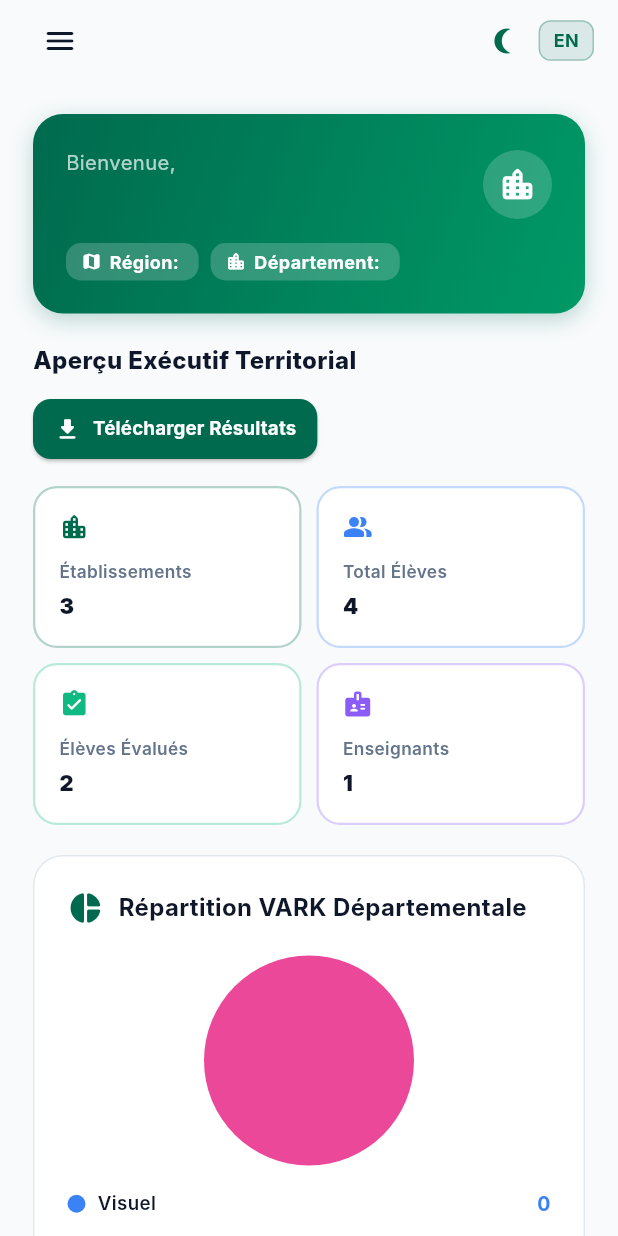
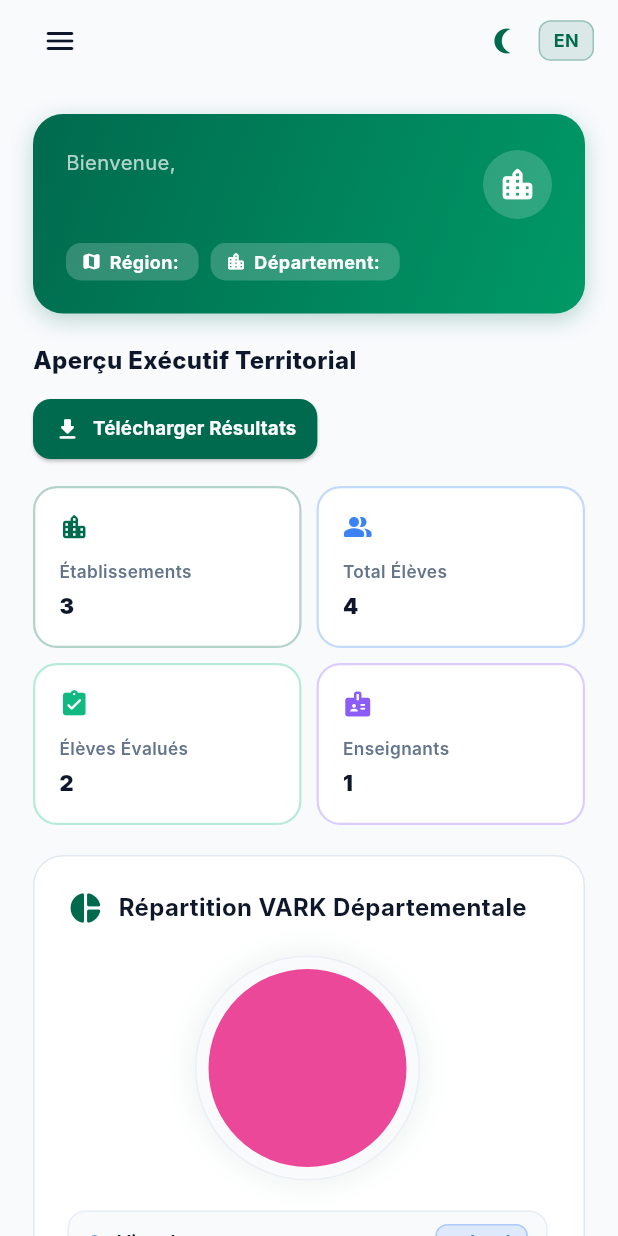
Before and after one commit to eyongtheresia20-ctrl/FYP, a Flutter app: the DelegateDashboard screen opened directly with empty values, on a phone screen of 412 x 824 dp. Run offline on Flutter 3.47's test engine with Material 3 defaults, Android fonts, the phone set to English and light mode, and no system bars; our stand-ins replace pdf, printing, shared_preferences; accounts and stored records are empty; network calls fail; Roboto replaces fonts that are missing (Inter).

Commit message:
style: redesign VARK pie chart breakdown layout with compact pill tiles beside chart

```diff
--- a/lib/views/dashboards/delegate_dashboard.dart
+++ b/lib/views/dashboards/delegate_dashboard.dart
@@ -1246,26 +1246,48 @@ class _DelegateDashboardState extends State<DelegateDashboard> {
                                    ),
                                    const SizedBox(height: 20),
                                    Wrap(
-                                     alignment: WrapAlignment.spaceAround,
+                                     alignment: WrapAlignment.center,
                                      crossAxisAlignment: WrapCrossAlignment.center,
-                                     spacing: 20,
-                                     runSpacing: 16,
+                                     spacing: 28,
+                                     runSpacing: 20,
                                      children: [
-                                       SizedBox(
-                                         width: 140, height: 140,
-                                         child: CustomPaint(painter: _VarkPieChartPainter(visual: visSt, auditory: audSt, kinesthetic: kinesSt, readWrite: rwSt)),
+                                       Container(
+                                         width: 150,
+                                         height: 150,
+                                         padding: const EdgeInsets.all(8),
+                                         decoration: BoxDecoration(
+                                           color: _bg,
+                                           shape: BoxShape.circle,
+                                           border: Border.all(color: _border.withValues(alpha: 0.6)),
+                                           boxShadow: [
+                                             BoxShadow(
+                                               color: _green.withValues(alpha: 0.08),
+                                               blurRadius: 16,
+                                               spreadRadius: 2,
+                                             ),
+                                           ],
+                                         ),
+                                         child: CustomPaint(
+                                           painter: _VarkPieChartPainter(
+                                             visual: visSt,
+                                             auditory: audSt,
+                                             kinesthetic: kinesSt,
+                                             readWrite: rwSt,
+                                           ),
+                                         ),
                                        ),
-                                       Column(
-                                         crossAxisAlignment: CrossAxisAlignment.start,
-                                         children: [
-                                           _pieLegendItem(_isEn ? 'Visual Learner' : 'Visuel', visSt, const Color(0xFF3B82F6)),
-                                           const SizedBox(height: 10),
-                                           _pieLegendItem(_isEn ? 'Auditory Learner' : 'Auditif', audSt, const Color(0xFFEC4899)),
-                                           const SizedBox(height: 10),
-                                           _pieLegendItem(_isEn ? 'Kinesthetic Learner' : 'Kinesthésique', kinesSt, const Color(0xFF10B981)),
-                                           const SizedBox(height: 10),
-                                           _pieLegendItem(_isEn ? 'Read/Write Learner' : 'Lecture/Écriture', rwSt, const Color(0xFFF59E0B)),
-                                         ],
+                                       ConstrainedBox(
+                                         constraints: const BoxConstraints(maxWidth: 320),
+                                         child: Column(
+                                           crossAxisAlignment: CrossAxisAlignment.start,
+                                           mainAxisSize: MainAxisSize.min,
+                                           children: [
+                                             _pieLegendItem(_isEn ? 'Visual Learner' : 'Visuel', visSt, assessed, const Color(0xFF3B82F6)),
+                                             _pieLegendItem(_isEn ? 'Auditory Learner' : 'Auditif', audSt, assessed, const Color(0xFFEC4899)),
+                                             _pieLegendItem(_isEn ? 'Kinesthetic Learner' : 'Kinesthésique', kinesSt, assessed, const Color(0xFF10B981)),
+                                             _pieLegendItem(_isEn ? 'Read/Write Learner' : 'Lecture/Écriture', rwSt, assessed, const Color(0xFFF59E0B)),
+                                           ],
+                                         ),
                                        ),
                                      ],
                                    ),
@@ -1671,14 +1693,46 @@ class _DelegateDashboardState extends State<DelegateDashboard> {
     );
   }
 
-  Widget _pieLegendItem(String label, int count, Color color) {
-    return Row(
-      children: [
-        Container(width: 12, height: 12, decoration: BoxDecoration(color: color, shape: BoxShape.circle)),
-        const SizedBox(width: 8),
-        Expanded(child: Text(label, style: TextStyle(color: _text, fontSize: 12.5, fontWeight: FontWeight.w600))),
-        Text('$count', style: TextStyle(color: color, fontSize: 13, fontWeight: FontWeight.bold)),
-      ],
+  Widget _pieLegendItem(String label, int count, int total, Color color) {
+    final int pct = total > 0 ? ((count / total) * 100).round() : 0;
+    return Container(
+      margin: const EdgeInsets.only(bottom: 8),
+      padding: const EdgeInsets.symmetric(horizontal: 12, vertical: 8),
+      decoration: BoxDecoration(
+        color: _bg,
+        borderRadius: BorderRadius.circular(12),
+        border: Border.all(color: _border.withValues(alpha: 0.7)),
+      ),
+      child: Row(
+        mainAxisSize: MainAxisSize.min,
+        children: [
+          Container(
+            width: 10,
+            height: 10,
+            decoration: BoxDecoration(color: color, shape: BoxShape.circle),
+          ),
+          const SizedBox(width: 10),
+          Expanded(
+            child: Text(
+              label,
+              style: TextStyle(color: _text, fontSize: 12.5, fontWeight: FontWeight.w600),
+            ),
+          ),
+          const SizedBox(width: 12),
+          Container(
+            padding: const EdgeInsets.symmetric(horizontal: 9, vertical: 3),
+            decoration: BoxDecoration(
+              color: color.withValues(alpha: 0.14),
+              borderRadius: BorderRadius.circular(8),
+              border: Border.all(color: color.withValues(alpha: 0.3)),
+            ),
+            child: Text(
+              '$count${total > 0 ? " ($pct%)" : ""}',
+              style: TextStyle(color: color, fontSize: 12, fontWeight: FontWeight.bold),
+            ),
+          ),
+        ],
+      ),
     );
   }
 
```
